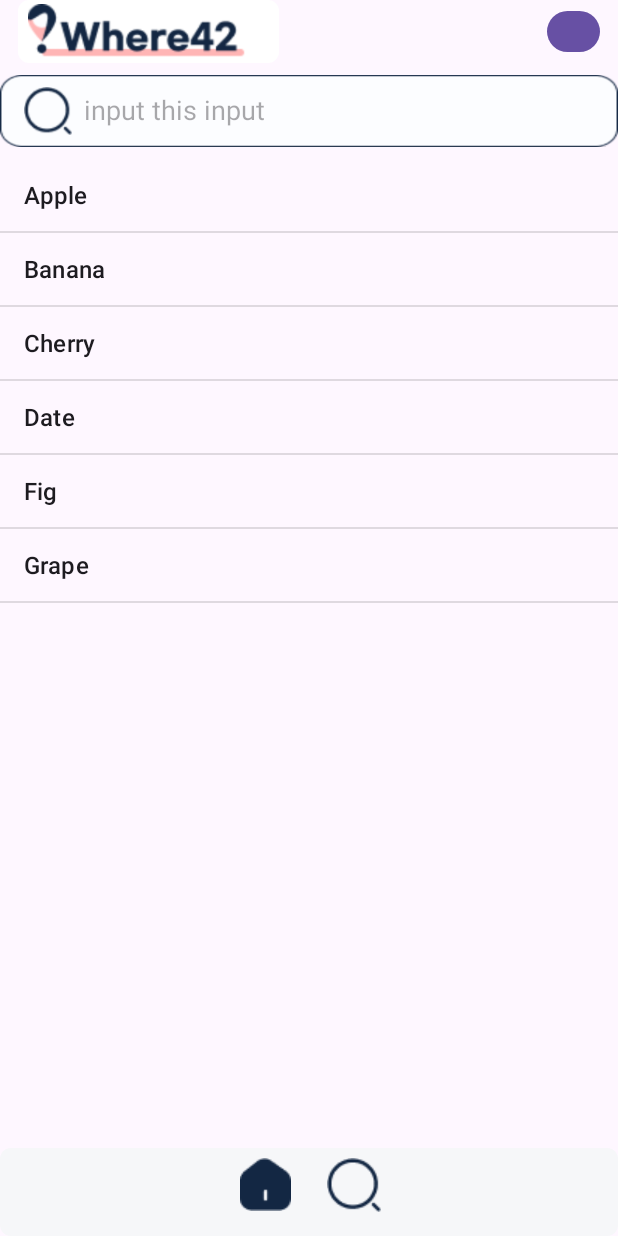
After one commit to 42Where/where42_Android, an Android app: the SearchPage screen opened directly, with no data from a screen before it, on a phone screen of 412 x 824 dp. The commit adds this screen. Run offline under Robolectric (Android 15) with nearby library versions, the phone set to English and light mode, and no system bars.

Commit message:
Searchpage

```diff
--- a/app/src/main/AndroidManifest.xml
+++ b/app/src/main/AndroidManifest.xml
@@ -12,6 +12,10 @@
         android:supportsRtl="true"
         android:theme="@style/Theme.Where42Android"
         tools:targetApi="31">
+
+        <activity
+            android:name=".SearchPage"
+            android:exported="false"/>
         <activity
             android:name=".MainPageActivity"
             android:exported="false" />
@@ -20,7 +24,7 @@
             android:exported="true">
             <intent-filter>
                 <action android:name="android.intent.action.MAIN" />
-
+                <action android:name="android.intent.action.SEARCH" />
                 <category android:name="android.intent.category.LAUNCHER" />
             </intent-filter>
         </activity>
--- a/app/src/main/java/com/example/where42android/ListViewAdapter.kt
+++ b/app/src/main/java/com/example/where42android/ListViewAdapter.kt
@@ -5,10 +5,13 @@ import android.view.LayoutInflater
 import android.view.View
 import android.view.ViewGroup
 import android.widget.BaseAdapter
+import android.widget.Filter
+import android.widget.Filterable
 import android.widget.ImageView
 import android.widget.TextView
 
 class ListViewAdapter(val context: Context, val profileList: ArrayList<profile_list>) : BaseAdapter() {
+
     override fun getView(position: Int, convertView: View?, parent: ViewGroup?): View {
         /* LayoutInflater는 item을 Adapter에서 사용할 View로 부풀려주는(inflate) 역할을 한다. */
         val view: View = LayoutInflater.from(context).inflate(R.layout.list_view_detail, null)
@@ -41,4 +44,6 @@ class ListViewAdapter(val context: Context, val profileList: ArrayList<profile_l
     override fun getCount(): Int {
         return profileList.size
     }
+
+
 }
--- /dev/null
+++ b/app/src/main/java/com/example/where42android/SearchPage.kt
@@ -0,0 +1,113 @@
+package com.example.where42android
+
+import android.os.Bundle
+import android.widget.ArrayAdapter
+import android.widget.ListView
+import androidx.appcompat.widget.SearchView
+import android.view.Menu
+import android.widget.Toast
+import androidx.appcompat.app.AppCompatActivity
+import androidx.appcompat.widget.SearchView.OnQueryTextListener as OnQueryTextListener1
+
+
+//class SearchPage : AppCompatActivity() {
+//
+//    override fun onCreate(savedInstanceState: Bundle?) {
+//        super.onCreate(savedInstanceState)
+//        setContentView(R.layout.activity_search_page)
+//
+//        val items = arrayOf("Hello, Android!", "This is a simple example.", "ListView is awesome!")
+//
+//        val adapter = ArrayAdapter(this, android.R.layout.simple_list_item_1, items)
+//        val listView = findViewById<ListView>(R.id.listvia)
+//        var searchView: SearchView = findViewById<SearchView>(R.id.searchViewa)
+//
+//        listView.adapter = adapter
+////
+//        searchView.setOnQueryTextListener(object : SearchView.OnQueryTextListener {
+//            override fun onQueryTextSubmit(query: String?): Boolean {
+//                if (items.contains(query)) {
+//                    adapter.filter.filter(query)
+//                } else {
+//                    Toast.makeText(this@SearchPage, "No Match Found", Toast.LENGTH_SHORT).show()
+//                }
+//                return false
+//            }
+//
+//            override fun onQueryTextChange(newText: String?): Boolean {
+//                adapter.filter.filter(newText)
+//                return false
+//            }
+//        })
+//    }
+//}
+
+//class SearchPage : AppCompatActivity() {
+//
+//
+//    override fun onCreate(savedInstanceState: Bundle?) {
+//        super.onCreate(savedInstanceState)
+//        setContentView(R.layout.activity_search_page)
+//
+//        val items = arrayOf("Hello, Android!", "This is a simple example.", "ListView is awesome!")
+//
+//
+//        val adapter = ArrayAdapter(this, android.R.layout.simple_list_item_1, items)
+//        val listView = findViewById<ListView>(R.id.listvia)
+//        val searchView = findViewById<SearchView>(R.id.searchViewa)
+//        listView.adapter = adapter
+//
+//
+//        searchView.setOnQueryTextListener(object : SearchView.OnQueryTextListener{
+//            override fun onQueryTextSubmit(query: String?): Boolean {
+//                if(items.contains(query)){
+//                    adapter.filter.filter(query)
+//                }else{
+//                    Toast.makeText(this@SearchPage,"No Match Found", Toast.LENGTH_SHORT).show()
+//                }
+//                return false
+//            }
+//
+//            override fun onQueryTextChange(newText: String?): Boolean {
+//                adapter.filter.filter(newText)
+//                return false
+//            }
+//
+//        })
+//
+//
+//    }
+//}
+
+class SearchPage : AppCompatActivity() {
+
+    private lateinit var searchView: SearchView
+    private lateinit var listView: ListView
+    private lateinit var adapter: ArrayAdapter<String>
+
+    override fun onCreate(savedInstanceState: Bundle?) {
+        super.onCreate(savedInstanceState)
+        setContentView(R.layout.activity_search_page)
+
+        searchView = findViewById(R.id.searchView)
+        listView = findViewById(R.id.listView)
+
+        // 리스트뷰에 표시할 데이터
+        val data = listOf("Apple", "Banana", "Cherry", "Date", "Fig", "Grape")
+
+        adapter = ArrayAdapter(this, android.R.layout.simple_list_item_1, data)
+        listView.adapter = adapter
+
+        // 검색 기능 구현
+        searchView.setOnQueryTextListener(object : SearchView.OnQueryTextListener {
+            override fun onQueryTextSubmit(query: String?): Boolean {
+                return false
+            }
+
+            override fun onQueryTextChange(newText: String?): Boolean {
+                adapter.filter.filter(newText)
+                return false
+            }
+        })
+    }
+}
--- /dev/null
+++ b/app/src/main/res/drawable/search_back_ground.xml
@@ -0,0 +1,5 @@
+<layer-list xmlns:android="http://schemas.android.com/apk/res/android">
+    <item>
+        <bitmap android:src="@drawable/search_blackground" />
+    </item>
+</layer-list>
--- /dev/null
+++ b/app/src/main/res/layout/activity_search_page.xml
@@ -0,0 +1,89 @@
+<?xml version="1.0" encoding="utf-8"?>
+<androidx.constraintlayout.widget.ConstraintLayout xmlns:android="http://schemas.android.com/apk/res/android"
+    xmlns:app="http://schemas.android.com/apk/res-auto"
+    xmlns:tools="http://schemas.android.com/tools"
+    android:layout_width="match_parent"
+    android:layout_height="match_parent"
+    tools:context=".SearchPage">
+
+    <include
+        android:id="@+id/header"
+        layout="@layout/header"
+        android:layout_width="match_parent"
+        android:layout_height="wrap_content" />
+
+    <androidx.appcompat.widget.Toolbar
+        android:layout_width="match_parent"
+        android:layout_height="wrap_content"
+        app:contentInsetStart="0dp"
+        app:layout_constraintTop_toBottomOf="@id/header"
+        android:id="@+id/tooblar" >
+
+        <androidx.constraintlayout.widget.ConstraintLayout
+            android:layout_width="match_parent"
+            android:layout_height="match_parent" >
+
+
+<!--        androidx.appcompat.widget.SearchView-->
+            <androidx.appcompat.widget.SearchView
+                android:id="@+id/searchView"
+                app:searchIcon="@drawable/footer_search_icon"
+                android:layout_width="match_parent"
+                android:layout_height="wrap_content"
+                app:layout_constraintEnd_toEndOf="parent"
+                app:layout_constraintTop_toTopOf="parent"
+                app:layout_constraintBottom_toBottomOf="parent"
+                app:layout_constraintStart_toStartOf="parent"
+                app:iconifiedByDefault="false"
+                app:queryHint="input this input"
+                android:background="@drawable/search_blackground" />
+
+
+        </androidx.constraintlayout.widget.ConstraintLayout>
+    </androidx.appcompat.widget.Toolbar>
+
+
+    <ListView
+        android:id="@+id/listView"
+        android:layout_width="match_parent"
+        android:layout_height="0dp"
+
+        app:layout_constraintBottom_toBottomOf="parent"
+        app:layout_constraintTop_toBottomOf="@id/tooblar"
+        app:layout_constraintVertical_bias="0.0"
+        tools:layout_editor_absoluteX="-93dp" />
+
+    <include
+        android:id="@+id/footer"
+        layout="@layout/footer"
+        android:layout_width="match_parent"
+        android:layout_height="wrap_content"
+        app:layout_constraintBottom_toBottomOf="parent" />
+
+
+
+</androidx.constraintlayout.widget.ConstraintLayout>
+
+    <!--<?xml version="1.0" encoding="utf-8"?>-->
+    <!--<LinearLayout-->
+    <!--    xmlns:android="http://schemas.android.com/apk/res/android"-->
+    <!--    xmlns:app="http://schemas.android.com/apk/res-auto"-->
+    <!--    xmlns:tools="http://schemas.android.com/tools"-->
+    <!--    android:layout_width="match_parent"-->
+    <!--    android:layout_height="match_parent"-->
+    <!--    android:orientation="vertical"-->
+    <!--    android:padding="16dp"-->
+    <!--    tools:context=".MainActivity">-->
+
+    <!--    <android.widget.SearchView-->
+    <!--        android:id="@+id/searchView"-->
+    <!--        android:layout_width="match_parent"-->
+    <!--        android:layout_height="wrap_content"-->
+    <!--        android:queryHint="검색어를 입력하세요" />-->
+
+    <!--    <ListView-->
+    <!--        android:id="@+id/listView"-->
+    <!--        android:layout_width="match_parent"-->
+    <!--        android:layout_height="match_parent" />-->
+
+    <!--</LinearLayout>-->
--- /dev/null
+++ b/app/src/main/res/layout/footer.xml
@@ -0,0 +1,48 @@
+<?xml version="1.0" encoding="utf-8"?>
+<androidx.constraintlayout.widget.ConstraintLayout xmlns:android="http://schemas.android.com/apk/res/android"
+    xmlns:app="http://schemas.android.com/apk/res-auto"
+    xmlns:tools="http://schemas.android.com/tools"
+    android:layout_width="match_parent"
+    android:layout_height="68dp"
+    android:layout_gravity="bottom"
+    android:background="@drawable/footer_box">
+
+
+    <LinearLayout
+        android:layout_width="match_parent"
+        android:layout_height="wrap_content"
+        android:orientation="horizontal"
+        app:layout_constraintBottom_toBottomOf="parent"
+        app:layout_constraintStart_toStartOf="parent"
+        app:layout_constraintEnd_toEndOf="parent"
+        android:gravity="center_horizontal"
+        android:layout_marginTop="12dp"
+        android:layout_marginBottom="12dp">
+
+
+        <ImageButton
+            android:id="@+id/home_button"
+            android:layout_width="wrap_content"
+            android:layout_height="wrap_content"
+            android:layout_gravity="center_horizontal"
+            android:src="@drawable/footer_home_icon"
+            android:padding="4dp"
+            android:background="@android:color/transparent"
+            />
+
+
+        <ImageButton
+            android:id="@+id/search_button"
+            android:layout_width="wrap_content"
+            android:layout_height="wrap_content"
+            android:layout_gravity="center_horizontal"
+            android:src="@drawable/footer_search_icon"
+            android:padding="4dp"
+            android:background="@android:color/transparent"
+
+            android:layout_marginLeft="16dp"
+            />
+
+    </LinearLayout>
+
+</androidx.constraintlayout.widget.ConstraintLayout>
```
Also changed, not shown: app/src/main/java/com/example/where42android/MainPageActivity.kt (+35 -2 lines), app/src/main/res/layout/activity_list_view.xml (+0 -34 lines), app/src/main/res/layout/activity_main_page.xml (+8 -0 lines), app/src/main/res/layout/custom_list_item.xml (added, +26 -0 lines), app/src/main/res/menu/actionbar_menu.xml (added, +14 -0 lines), app/src/main/res/values/styles.xml (added, +13 -0 lines), app/src/main/res/drawable/footer_home_icon.png (added), app/src/main/res/drawable/footer_search_icon.png (added), app/src/main/res/drawable/search_blackground.png (added).
